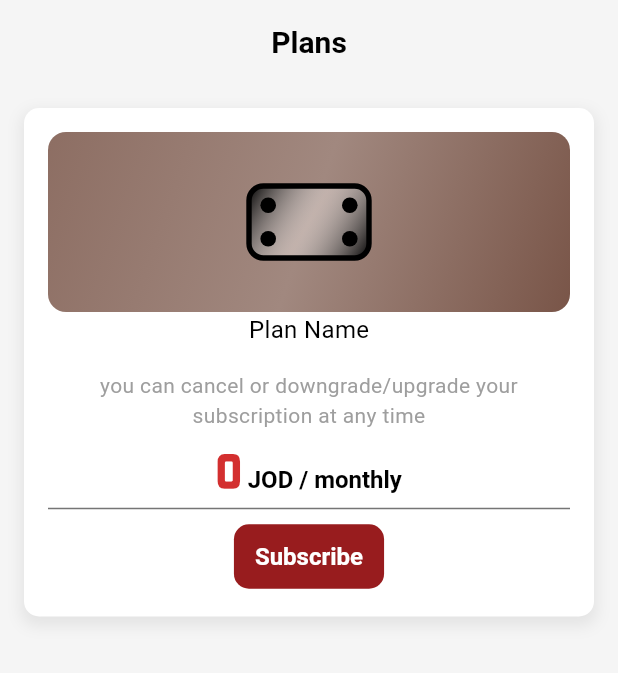
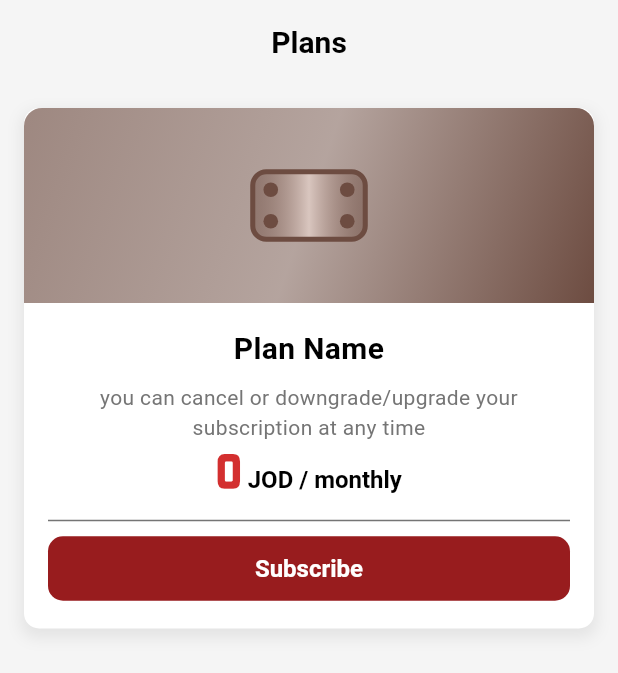
Before and after one commit to jo-plate/joplate-mobile-app, a Flutter app: the screen it shows after launch, on a phone screen of 412 x 824 dp. Shown: the top 673 px of the screen. Run offline on Flutter 3.47's test engine with Material 3 defaults, Android fonts, the phone set to English and light mode, and no system bars; drawn by our look-alikes of carousel_slider; our stand-ins replace auto_route, cloud_firestore, firebase_auth, firebase_core, flutter_bloc, freezed_annotation and 3 more; accounts and stored records are empty.

Commit message:
fix gradients

```diff
--- a/lib/presentation/routes/pages/plans_screen/plans_page.dart
+++ b/lib/presentation/routes/pages/plans_screen/plans_page.dart
@@ -12,6 +12,8 @@ class PlansPage extends StatefulWidget {
 }
 
 class _PlansPageState extends State<PlansPage> {
+  List<Color> get colors => const [Color(0xFF6D4C41), Color(0xFFD4AF37), Color.fromARGB(255, 0, 109, 142)];
+
   @override
   Widget build(BuildContext context) {
     return Scaffold(
@@ -31,7 +33,7 @@ class _PlansPageState extends State<PlansPage> {
             ),
             itemCount: 3,
             itemBuilder: (BuildContext context, int index, int realIndex) {
-              return PlanWidget();
+              return PlanWidget(color: colors[index]);
             }));
   }
 }
--- a/lib/presentation/routes/pages/plans_screen/ui/plan_widget.dart
+++ b/lib/presentation/routes/pages/plans_screen/ui/plan_widget.dart
@@ -2,8 +2,12 @@ import 'package:flutter/material.dart';
 import 'package:joplate/presentation/widgets/icons/plan_icon.dart';
 
 class PlanWidget extends StatelessWidget {
-  const PlanWidget({super.key});
+  const PlanWidget({
+    super.key,
+    required this.color,
+  });
 
+  final Color color;
   @override
   Widget build(BuildContext context) {
     return Expanded(
@@ -27,43 +31,51 @@ class PlanWidget extends StatelessWidget {
                   ),
                 ],
               ),
-              padding: const EdgeInsets.all(16),
               child: Column(
-                children: [
-                  Column(
-                    crossAxisAlignment: CrossAxisAlignment.center,
+                crossAxisAlignment: CrossAxisAlignment.stretch,
                 mainAxisAlignment: MainAxisAlignment.start,
                 mainAxisSize: MainAxisSize.max,
                 children: [
                   Container(
-                        height: 120, // Adjust as needed
+                    height: 130,
                     width: double.infinity,
                     decoration: BoxDecoration(
                       gradient: LinearGradient(
-                            colors: [Colors.brown.shade400, Colors.brown.shade300, Colors.brown.shade500],
+                        colors: [color.withAlpha(170), color.withAlpha(130), color.withAlpha(255)],
                         begin: Alignment.topLeft,
                         end: Alignment.bottomRight,
                       ),
-                          borderRadius: BorderRadius.circular(12),
+                      borderRadius:
+                          const BorderRadius.only(topLeft: Radius.circular(12), topRight: Radius.circular(12)),
                     ),
-                        child: const Center(
-                          child: PlateIcon(),
+                    child: Center(
+                      child: PlateIcon(size: 75, color: color),
                     ),
                   ),
-                      const Text("Plan Name", style: TextStyle(color: Colors.black, fontSize: 16.0)),
+                  Padding(
+                    padding: const EdgeInsets.all(16.0),
+                    child: Column(
+                      crossAxisAlignment: CrossAxisAlignment.stretch,
+                      mainAxisAlignment: MainAxisAlignment.start,
+                      mainAxisSize: MainAxisSize.max,
+                      children: [
+                        const Text("Plan Name",
+                            textAlign: TextAlign.center,
+                            style: TextStyle(color: Colors.black, fontWeight: FontWeight.w700, fontSize: 20.0)),
                         const SizedBox(
-                        height: 16,
+                          height: 8,
                         ),
-                      const Text("you can cancel or downgrade/upgrade your subscription at any time",
+                        Text("you can cancel or downgrade/upgrade your subscription at any time",
                             textAlign: TextAlign.center,
                             style: TextStyle(
-                            color: Colors.grey,
+                              color: Colors.grey[600],
                               fontSize: 14.0,
                             )),
                         const SizedBox(
-                        height: 16,
+                          height: 8,
                         ),
                         RichText(
+                          textAlign: TextAlign.center,
                           text: TextSpan(children: [
                             TextSpan(
                                 text: "0",
@@ -81,14 +93,18 @@ class PlanWidget extends StatelessWidget {
                               ),
                             )
                           ]),
-                      )
-                    ],
+                        ),
+                        const SizedBox(
+                          height: 8,
                         ),
                         Divider(
                           color: Colors.grey[600],
                           thickness: 1,
                         ),
                         FilledButton(onPressed: () {}, child: const Text("Subscribe"))
+                      ],
+                    ),
+                  ),
                 ],
               ),
             )
--- a/lib/presentation/widgets/icons/plan_icon.dart
+++ b/lib/presentation/widgets/icons/plan_icon.dart
@@ -35,9 +35,10 @@ class PlatePainter extends CustomPainter {
     final double holeRadius = size.width * 0.065;
 
     final gradient = LinearGradient(
-      colors: [color, Colors.white.withAlpha(90), color],
-      begin: Alignment.topLeft,
-      end: Alignment.bottomRight,
+      colors: [color.withAlpha(120), HSLColor.fromColor(color).withLightness(0.8).toColor(), color.withAlpha(120)],
+      stops: const [0.0, 0.5, 1.0],
+      begin: Alignment.centerLeft,
+      end: Alignment.centerRight,
     );
 
     final rect = Rect.fromLTWH(0, 0, size.width, size.height);
```
Lines whose indentation alone changed are shown as unchanged.
